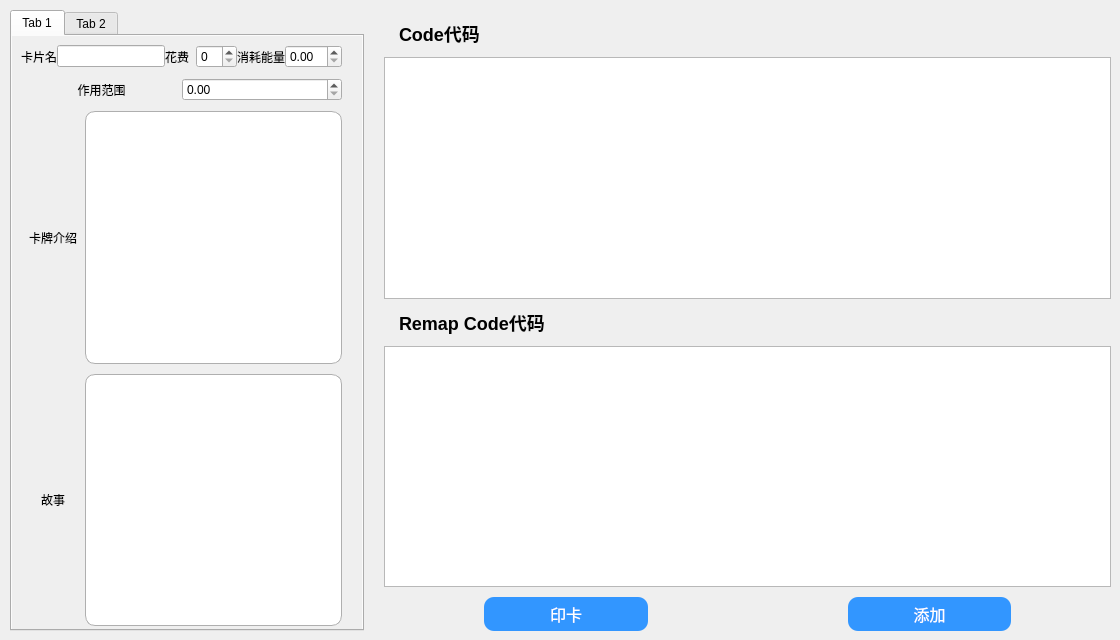
The window that visualizationSrc/qtUI/CardControler/cardDetailsModel.ui (NWYLZW/A-Language-IDE) describes before a commit, drawn with Qt 5.
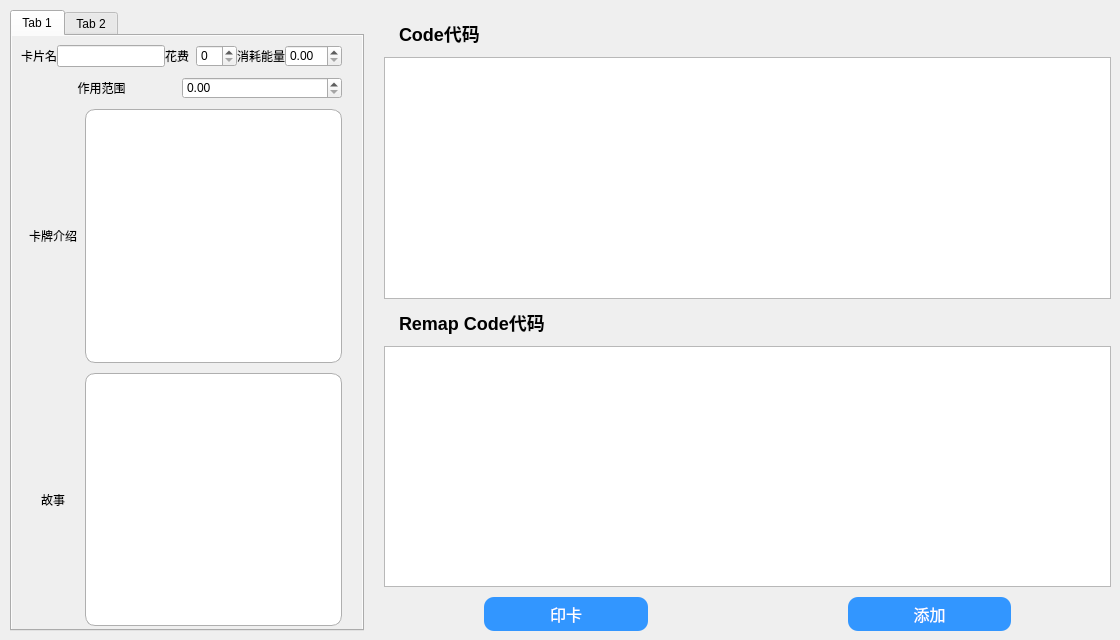
The same window after the commit.

```diff
--- a/visualizationSrc/qtUI/CardControler/cardDetailsModel.ui
+++ b/visualizationSrc/qtUI/CardControler/cardDetailsModel.ui
@@ -19,6 +19,14 @@
   <property name="windowTitle">
    <string>Form</string>
   </property>
+  <property name="styleSheet">
+   <string notr="true">QPushButton{
+	color: rgb(255, 255, 255);
+	background-color: rgb(50, 150, 255);
+	padding:5px;
+	border-radius:10px;
+}</string>
+  </property>
   <widget class="QWidget" name="horizontalLayoutWidget_2">
    <property name="geometry">
     <rect>
```
Left out of the diff: 10 changed lines with no effect on the pictures.
